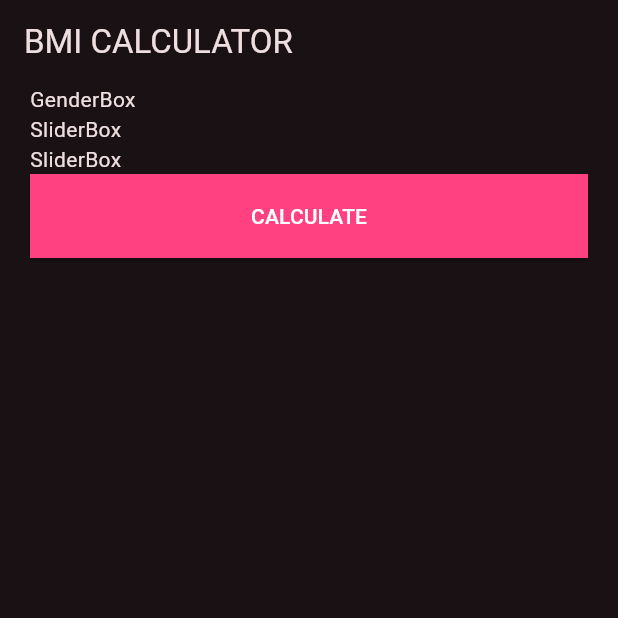
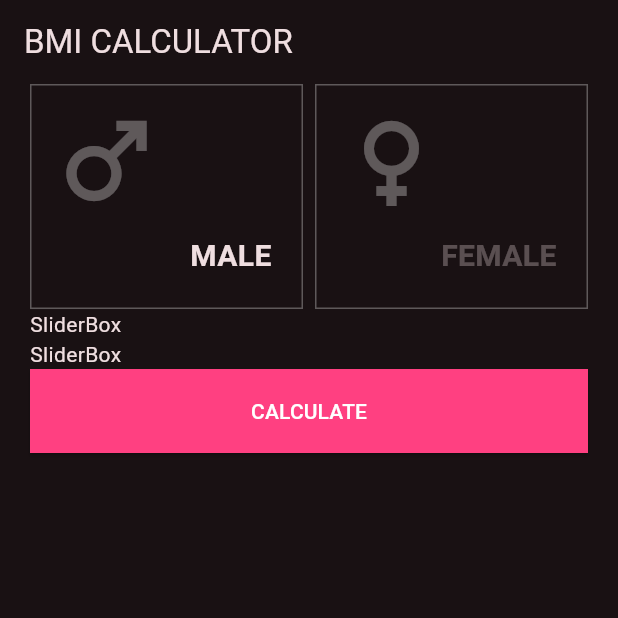
Before and after one commit to this-is-spartaa/flutter-bmi-app, a Flutter app: the screen it shows after launch, on a phone screen of 412 x 824 dp, the top half of it. Run offline on Flutter 3.47's test engine with Material 3 defaults, Android fonts, the light colour scheme and no system bars.

Commit message:
render GenderBox

```diff
--- a/lib/pages/home/widgets/gender_box.dart
+++ b/lib/pages/home/widgets/gender_box.dart
@@ -3,6 +3,54 @@ import 'package:flutter/material.dart';
 class GenderBox extends StatelessWidget {
   @override
   Widget build(BuildContext context) {
-    return Text('GenderBox');
+    return Row(
+      children: [
+        gender(context, Icons.male, 'MALE', true),
+        SizedBox(width: 8),
+        gender(context, Icons.female, 'FEMALE', false),
+      ],
+    );
+  }
+
+  Widget gender(
+    BuildContext context,
+    IconData icon,
+    String text,
+    bool selected,
+  ) {
+    return Expanded(
+      child: Container(
+        height: 150,
+        decoration: BoxDecoration(
+          border: Border.all(color: Theme.of(context).dividerColor),
+        ),
+        child: Stack(
+          children: [
+            Positioned(
+              top: 10,
+              left: 10,
+              child: Opacity(
+                opacity: 0.3,
+                child: Icon(icon, size: 80),
+              ),
+            ),
+            Positioned(
+              right: 20,
+              bottom: 20,
+              child: Opacity(
+                opacity: selected ? 1 : 0.3,
+                child: Text(
+                  text,
+                  style: TextStyle(
+                    fontSize: 20,
+                    fontWeight: FontWeight.bold,
+                  ),
+                ),
+              ),
+            ),
+          ],
+        ),
+      ),
+    );
   }
 }
```
